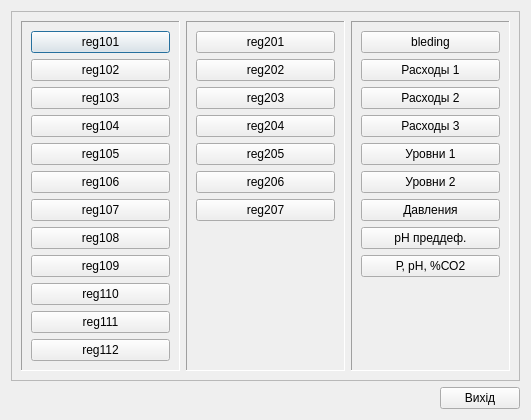
First picture: the form in satur/scada/history.ui, repository vanessaorgua/dondushen, before the edit.
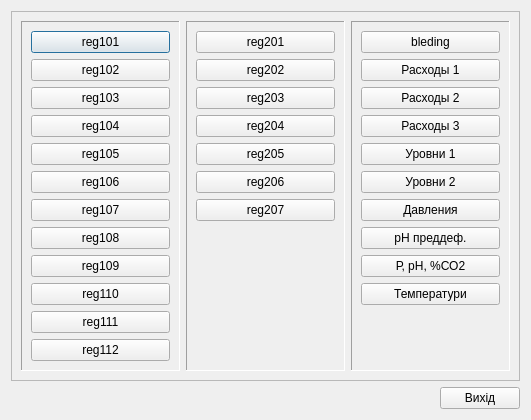
Second picture: the form after the edit.

The edit to the form file:
```diff
--- a/satur/scada/history.ui
+++ b/satur/scada/history.ui
@@ -278,6 +278,13 @@
            </property>
           </widget>
          </item>
+         <item>
+          <widget class="QPushButton" name="trend2_term21">
+           <property name="text">
+            <string>Температури</string>
+           </property>
+          </widget>
+         </item>
          <item>
           <spacer name="verticalSpacer_3">
            <property name="orientation">
```
